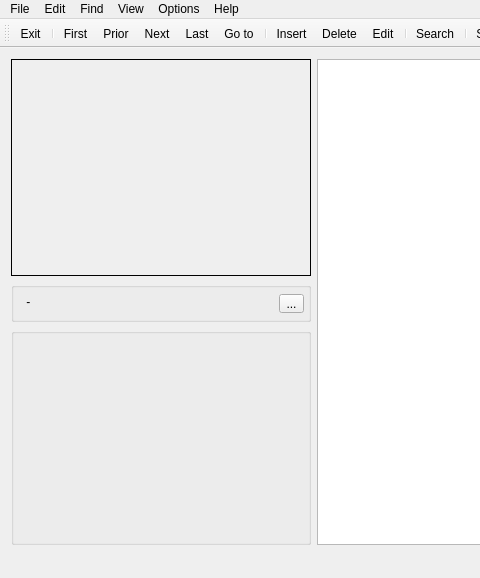
This is Forms/CMain.ui in skynowa/xxxdb as Qt 5 draws it before an edit; both pictures show x 0 to 480 and y 0 to 578 of the 893 by 578 pixel window. The edited form follows.
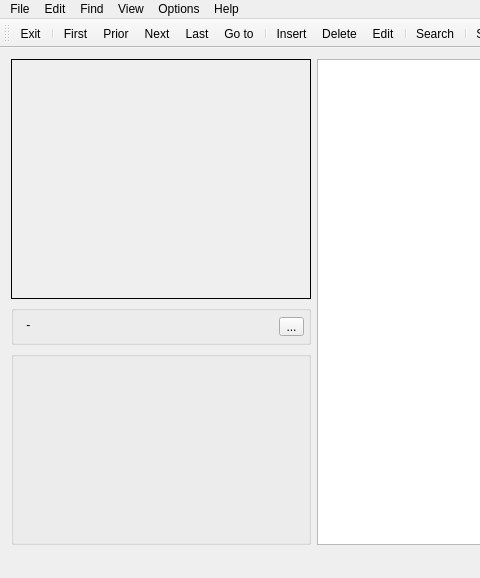
This is the edited form. Icons and pictures are not drawn.

Patch:
```diff
--- a/Forms/CMain.ui
+++ b/Forms/CMain.ui
@@ -15,8 +15,12 @@
     <normaloff>:/Main/Main/App.ico</normaloff>:/Main/Main/App.ico</iconset>
   </property>
   <widget class="QWidget" name="centralWidget">
+   <layout class="QGridLayout" name="gridLayout_4">
+    <item row="0" column="0">
+     <layout class="QHBoxLayout" name="horizontalLayout">
+      <item>
    <layout class="QGridLayout" name="gridLayout">
-    <item row="0" column="0">
+        <item row="0" column="1">
      <widget class="QLabel" name="lblPhoto">
       <property name="frameShape">
        <enum>QFrame::Box</enum>
@@ -26,10 +30,9 @@
       </property>
      </widget>
     </item>
-    <item row="0" column="1" rowspan="3">
-     <widget class="QTableView" name="tvInfo"/>
-    </item>
-    <item row="1" column="0">
+        <item row="1" column="1">
+         <layout class="QGridLayout" name="gridLayout_2">
+          <item row="0" column="0">
      <widget class="QGroupBox" name="gbxPhotoAlbum">
       <property name="minimumSize">
        <size>
@@ -71,7 +74,9 @@
       </widget>
      </widget>
     </item>
-    <item row="2" column="0">
+          <item row="1" column="0">
+           <layout class="QGridLayout" name="gridLayout_3">
+            <item row="0" column="0">
      <widget class="QGroupBox" name="gbxShortInfo">
       <property name="minimumSize">
        <size>
@@ -85,6 +90,26 @@
      </widget>
     </item>
    </layout>
+          </item>
+         </layout>
+        </item>
+       </layout>
+      </item>
+     </layout>
+    </item>
+    <item row="0" column="1">
+     <layout class="QVBoxLayout" name="verticalLayout">
+      <item>
+       <widget class="QTableView" name="tvInfo"/>
+      </item>
+     </layout>
+    </item>
+   </layout>
+   <zorder>horizontalLayoutWidget</zorder>
+   <zorder>verticalLayoutWidget</zorder>
+   <zorder>horizontalLayoutWidget</zorder>
+   <zorder>tvInfo</zorder>
+   <zorder>gridLayoutWidget</zorder>
   </widget>
   <widget class="QMenuBar" name="menuBar">
    <property name="geometry">
```
Lines whose indentation alone changed are shown as unchanged.
